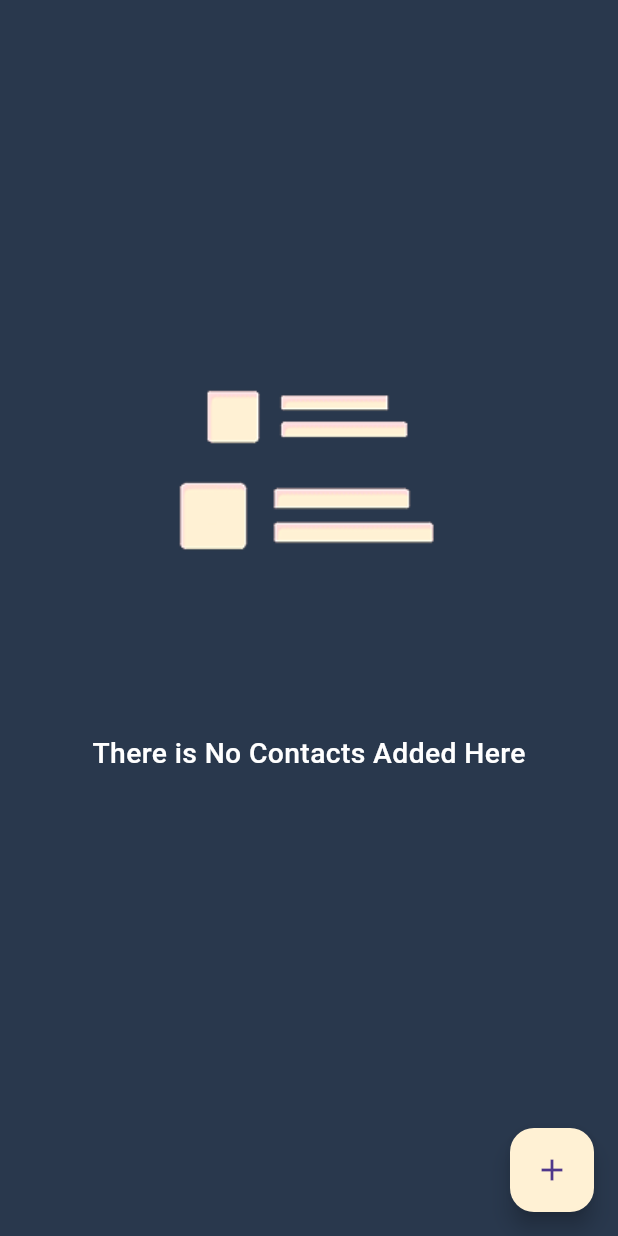
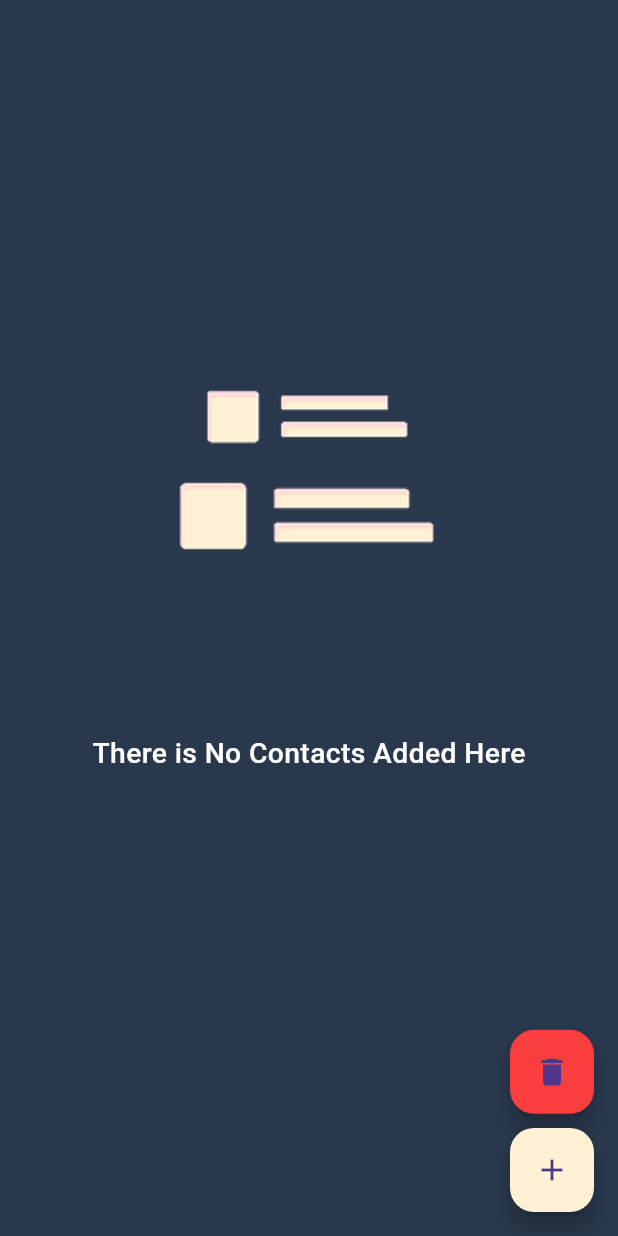
Before and after one commit to OmarGamalDev/contact-app, a Flutter app: the screen it shows after launch, on a phone screen of 412 x 824 dp. Run offline on Flutter 3.47's test engine with Material 3 defaults, Android fonts, the phone set to English and light mode, and no system bars; our stand-ins replace flutter_screenutil, image_picker.

Commit message:
feat: refactor floating action button layout; add delete functionality and restore contact addition modal

```diff
--- a/lib/features/home/view/home_screen.dart
+++ b/lib/features/home/view/home_screen.dart
@@ -20,12 +20,24 @@ class _HomeScreenState extends State<HomeScreen> {
     return Scaffold(
       backgroundColor: Color(0xff29384D),
 
-      floatingActionButton: FloatingActionButton(
+      floatingActionButton: Column(
+        mainAxisAlignment: MainAxisAlignment.end,
+        children: [
+          FloatingActionButton(
+            backgroundColor: const Color(0xffF93E3E),
+            child: const Icon(Icons.delete),
+            onPressed: () {
+              setState(() {
+                contacts.clear();
+              });
+            },
+          ),
+          SizedBox(height: 10.h),
+          FloatingActionButton(
             backgroundColor: const Color(0xffFFF1D4),
             child: const Icon(Icons.add),
             onPressed: () {
               final parentContext = context;
-
               showModalBottomSheet(
                 context: parentContext,
                 isScrollControlled: true,
@@ -46,6 +58,8 @@ class _HomeScreenState extends State<HomeScreen> {
                     ),
               );
             },
+          ),
+        ],
       ),
       body:
           contacts.isEmpty
```
Lines whose indentation alone changed are shown as unchanged.
